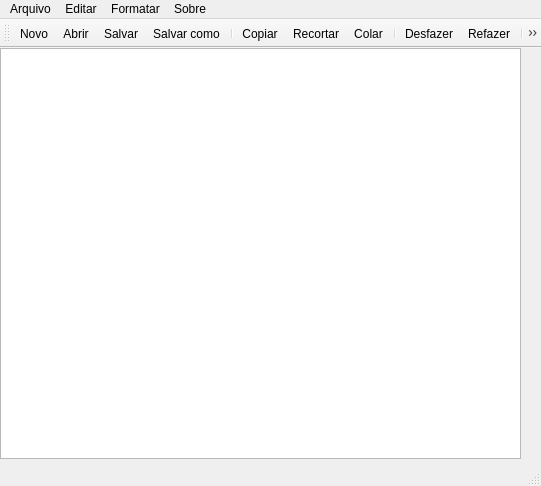
Old version of the form Notepad/mainwindow.ui in the repository NycolasAbreu/Qt_Projects.
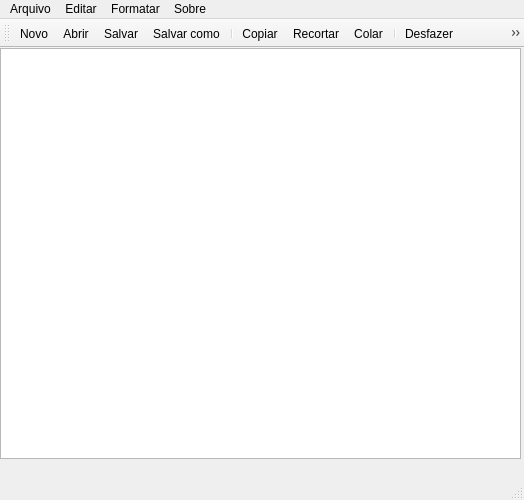
New version of the form. Icons and pictures are not drawn.

What changed in the file:
```diff
--- a/Notepad/mainwindow.ui
+++ b/Notepad/mainwindow.ui
@@ -6,8 +6,8 @@
    <rect>
     <x>0</x>
     <y>0</y>
-    <width>541</width>
-    <height>486</height>
+    <width>524</width>
+    <height>500</height>
    </rect>
   </property>
   <property name="windowTitle">
@@ -35,7 +35,7 @@
     <rect>
      <x>0</x>
      <y>0</y>
-     <width>541</width>
+     <width>524</width>
      <height>20</height>
     </rect>
    </property>
```
